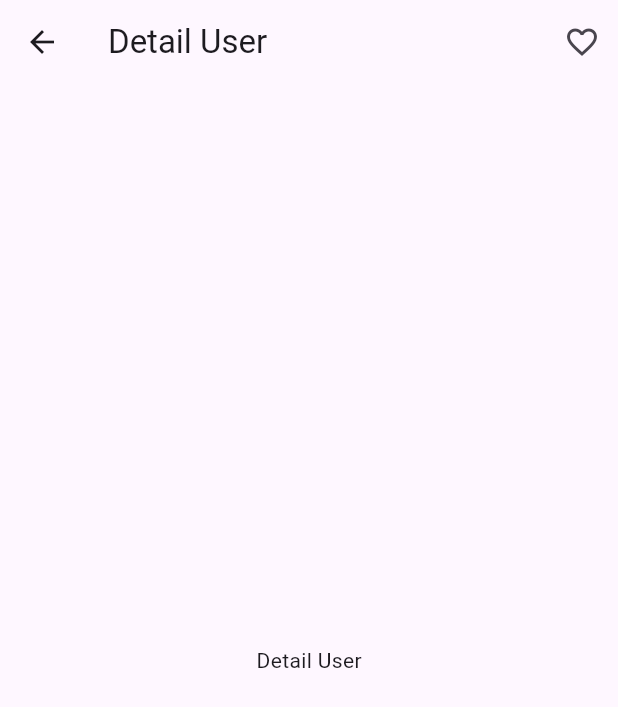
After one commit to Brianyuko/User-Github-Borwita, a Flutter app: the UserDetailPage screen opened by its route, on a phone screen of 412 x 824 dp. The commit adds this screen. Shown: the top 707 px of the screen. Run offline on Flutter 3.47's test engine with Material 3 defaults, Android fonts, the phone set to English and light mode, and no system bars; our stand-ins replace bloc, dartz, equatable, flutter_bloc, get_it.

Commit message:
feat: integration user (#5)

```diff
--- a/domain/lib/domain.dart
+++ b/domain/lib/domain.dart
@@ -1,7 +1,9 @@
 library domain;
 
 export 'entities/popular_entity.dart';
+export 'entities/user_entity.dart';
 export 'repository/repository.dart';
 export 'usecases/get_popular_users.dart';
+export 'usecases/get_detail_user.dart';
 export 'helpers/failure.dart';
 export 'helpers/exception.dart';
--- /dev/null
+++ b/domain/lib/entities/user_entity.dart
@@ -0,0 +1,35 @@
+import 'package:equatable/equatable.dart';
+
+class UserEntity extends Equatable {
+  final int id;
+  final String avatarUrl;
+  final String username;
+  final String name;
+  final String email;
+  final String company;
+  final int followers;
+  final int following;
+
+  const UserEntity({
+    required this.id,
+    required this.avatarUrl,
+    required this.username,
+    required this.name,
+    required this.email,
+    required this.company,
+    required this.followers,
+    required this.following,
+  });
+
+  @override
+  List<Object> get props => [
+        id,
+        avatarUrl,
+        username,
+        name,
+        email,
+        company,
+        followers,
+        following,
+      ];
+}
--- a/domain/lib/repository/repository.dart
+++ b/domain/lib/repository/repository.dart
@@ -1,7 +1,11 @@
 import 'package:dartz/dartz.dart';
 import 'package:domain/entities/popular_entity.dart';
+import 'package:domain/entities/user_entity.dart';
 import 'package:domain/helpers/failure.dart';
 
 abstract class Repository {
   Future<Either<Failure, List<PopularEntity>>> getPopularUsers();
+  Future<Either<Failure, UserEntity>> getDetailUser({
+    required String username,
+  });
 }
--- /dev/null
+++ b/domain/lib/usecases/get_detail_user.dart
@@ -0,0 +1,18 @@
+import 'package:dartz/dartz.dart';
+import 'package:domain/entities/user_entity.dart';
+import 'package:domain/helpers/failure.dart';
+import 'package:domain/repository/repository.dart';
+
+class GetDetailUser {
+  final Repository repository;
+
+  GetDetailUser(this.repository);
+
+  Future<Either<Failure, UserEntity>> call({
+    required String username,
+  }) {
+    return repository.getDetailUser(
+      username: username,
+    );
+  }
+}
--- a/lib/main.dart
+++ b/lib/main.dart
@@ -1,7 +1,9 @@
 import 'package:flutter/foundation.dart';
 import 'package:flutter/material.dart';
+import 'package:user_github_borwita/presentation/blocs/detail_user/detail_user_bloc.dart';
 import 'package:user_github_borwita/presentation/blocs/search_user/search_user_bloc.dart';
 import 'package:user_github_borwita/presentation/pages/main_page.dart';
+import 'package:user_github_borwita/presentation/pages/user_detail_page.dart';
 import 'package:user_github_borwita/utils/injection.dart' as di;
 import 'package:flutter_bloc/flutter_bloc.dart';
 
@@ -21,6 +23,9 @@ class MyApp extends StatelessWidget {
         BlocProvider(
           create: (_) => di.locator<SearchUserBloc>(),
         ),
+        BlocProvider(
+          create: (_) => di.locator<DetailUserBloc>(),
+        ),
       ],
       child: MaterialApp(
         title: 'Flutter Demo',
@@ -31,6 +36,7 @@ class MyApp extends StatelessWidget {
         ),
         routes: <String, WidgetBuilder>{
           '/': (BuildContext context) => const MainPage(),
+          '/user_detail': (BuildContext context) => const UserDetailPage(),
         },
       ),
     );
--- /dev/null
+++ b/lib/presentation/blocs/detail_user/detail_user_bloc.dart
@@ -0,0 +1,24 @@
+import 'package:bloc/bloc.dart';
+import 'package:domain/domain.dart';
+import 'package:equatable/equatable.dart';
+
+part 'detail_user_event.dart';
+part 'detail_user_state.dart';
+
+class DetailUserBloc extends Bloc<DetailUserEvent, DetailUserState> {
+  final GetDetailUser getDetailUser;
+  DetailUserBloc({
+    required this.getDetailUser,
+  }) : super(DetailUserEmpty()) {
+    on<DetailUserFetchEvent>((event, emit) async {
+      emit(DetailUserLoading());
+      final result = await getDetailUser.call(
+        username: event.username,
+      );
+      result.fold(
+        (failure) => emit(DetailUserError(failure.message)),
+        (user) => emit(DetailUserLoaded(user)),
+      );
+    });
+  }
+}
--- /dev/null
+++ b/lib/presentation/blocs/detail_user/detail_user_event.dart
@@ -0,0 +1,14 @@
+part of 'detail_user_bloc.dart';
+
+sealed class DetailUserEvent extends Equatable {
+  const DetailUserEvent();
+}
+
+final class DetailUserFetchEvent extends DetailUserEvent {
+  final String username;
+
+  const DetailUserFetchEvent({required this.username});
+
+  @override
+  List<Object> get props => [username];
+}
--- /dev/null
+++ b/lib/presentation/blocs/detail_user/detail_user_state.dart
@@ -0,0 +1,31 @@
+part of 'detail_user_bloc.dart';
+
+sealed class DetailUserState extends Equatable {}
+
+final class DetailUserLoading extends DetailUserState {
+  @override
+  List<Object?> get props => [];
+}
+
+final class DetailUserEmpty extends DetailUserState {
+  @override
+  List<Object?> get props => [];
+}
+
+final class DetailUserLoaded extends DetailUserState {
+  final UserEntity user;
+
+  DetailUserLoaded(this.user);
+
+  @override
+  List<Object> get props => [user];
+}
+
+final class DetailUserError extends DetailUserState {
+  final String error;
+
+  DetailUserError(this.error);
+
+  @override
+  List<Object> get props => [error];
+}
--- a/lib/presentation/pages/popular_page_view.dart
+++ b/lib/presentation/pages/popular_page_view.dart
@@ -1,5 +1,6 @@
 import 'package:flutter/material.dart';
 import 'package:flutter_bloc/flutter_bloc.dart';
+import 'package:user_github_borwita/presentation/blocs/detail_user/detail_user_bloc.dart';
 import 'package:user_github_borwita/presentation/blocs/search_user/search_user_bloc.dart';
 
 class PopularPageView extends StatelessWidget {
@@ -34,6 +35,17 @@ class PopularPageView extends StatelessWidget {
                   leading: CircleAvatar(
                     backgroundImage: NetworkImage(user.avatarUrl),
                   ),
+                  onTap: () {
+                    context.read<DetailUserBloc>().add(
+                          DetailUserFetchEvent(
+                            username: user.username,
+                          ),
+                        );
+                    Navigator.pushNamed(
+                      context,
+                      '/user_detail',
+                    );
+                  },
                 );
               },
             ),
--- /dev/null
+++ b/lib/presentation/pages/user_detail_page.dart
@@ -0,0 +1,100 @@
+import 'package:flutter/material.dart';
+import 'package:flutter_bloc/flutter_bloc.dart';
+import 'package:user_github_borwita/presentation/blocs/detail_user/detail_user_bloc.dart';
+
+class UserDetailPage extends StatelessWidget {
+  const UserDetailPage({super.key});
+
+  @override
+  Widget build(BuildContext context) {
+    return Scaffold(
+      appBar: AppBar(
+        title: const Text('Detail User'),
+        centerTitle: false,
+        actions: [
+          IconButton(
+            icon: const Icon(Icons.favorite_border),
+            onPressed: () {},
+          ),
+        ],
+      ),
+      body: BlocBuilder<DetailUserBloc, DetailUserState>(
+        builder: (context, state) {
+          return switch (state) {
+            DetailUserEmpty() => const Center(
+                child: Text('Detail User'),
+              ),
+            DetailUserLoading() => const Center(
+                child: CircularProgressIndicator.adaptive(),
+              ),
+            DetailUserError() => Center(
+                child: Text(state.error),
+              ),
+            DetailUserLoaded() => ListView(
+                padding: const EdgeInsets.all(24),
+                children: [
+                  Column(
+                    children: [
+                      CircleAvatar(
+                        backgroundImage: NetworkImage(state.user.avatarUrl),
+                        radius: 50,
+                      ),
+                      const SizedBox(height: 8),
+                      Text(state.user.username),
+                      Row(
+                        mainAxisAlignment: MainAxisAlignment.center,
+                        crossAxisAlignment: CrossAxisAlignment.center,
+                        children: [
+                          Text.rich(
+                            TextSpan(
+                              text: 'Follower: ',
+                              children: [
+                                TextSpan(
+                                  text: state.user.followers.toString(),
+                                  style: const TextStyle(
+                                    fontWeight: FontWeight.bold,
+                                  ),
+                                ),
+                              ],
+                            ),
+                          ),
+                          const SizedBox(width: 16),
+                          Text.rich(
+                            TextSpan(
+                              text: 'Following: ',
+                              children: [
+                                TextSpan(
+                                  text: state.user.following.toString(),
+                                  style: const TextStyle(
+                                    fontWeight: FontWeight.bold,
+                                  ),
+                                ),
+                              ],
+                            ),
+                          ),
+                        ],
+                      )
+                    ],
+                  ),
+                  ListTile(
+                    title: const Text('Name'),
+                    subtitle: Text(state.user.name),
+                  ),
+                  const SizedBox(height: 4),
+                  ListTile(
+                    title: const Text('Email'),
+                    subtitle: Text(state.user.email),
+                  ),
+                  const SizedBox(height: 4),
+                  ListTile(
+                    title: const Text('Company'),
+                    subtitle: Text(state.user.company),
+                  ),
+                ],
+              ),
+          };
+        },
+      ),
+    );
+  }
+}
--- a/lib/utils/injection.dart
+++ b/lib/utils/injection.dart
@@ -2,6 +2,7 @@ import 'package:domain/domain.dart';
 import 'package:get_it/get_it.dart';
 import 'package:user_github_borwita/data/datasources/remote_data_source.dart';
 import 'package:user_github_borwita/data/repositories/repository_impl.dart';
+import 'package:user_github_borwita/presentation/blocs/detail_user/detail_user_bloc.dart';
 import 'package:user_github_borwita/presentation/blocs/search_user/search_user_bloc.dart';
 import 'package:user_github_borwita/utils/api_client.dart';
 import 'package:http/http.dart' as http;
@@ -11,9 +12,11 @@ final locator = GetIt.instance;
 void init() {
   // Bloc
   locator.registerFactory(() => SearchUserBloc(getPopularUsers: locator()));
+  locator.registerFactory(() => DetailUserBloc(getDetailUser: locator()));
 
   // Use Case
   locator.registerLazySingleton(() => GetPopularUsers(locator()));
+  locator.registerLazySingleton(() => GetDetailUser(locator()));
 
   // Repository
   locator.registerLazySingleton<Repository>(
```
Also changed, not shown: lib/data/datasources/remote_data_source.dart (+17 -0 lines), lib/data/models/user_model.dart (added, +70 -0 lines), lib/data/repositories/repository_impl.dart (+16 -0 lines).
